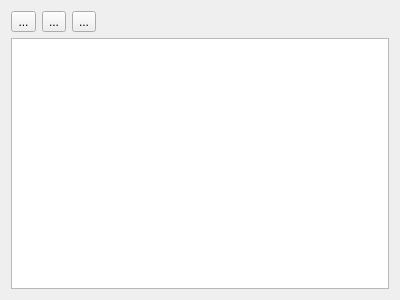
Qt form settings/settings.ui (drWebber/store-watcher) before a commit.
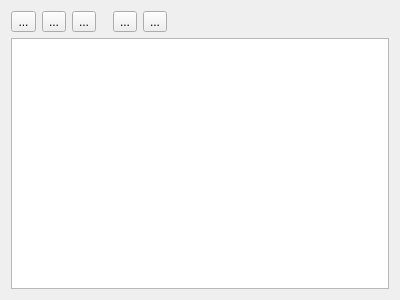
The same form after that commit.

```diff
--- a/settings/settings.ui
+++ b/settings/settings.ui
@@ -16,10 +16,33 @@
   <layout class="QGridLayout" name="gridLayout_2">
    <item row="0" column="0">
     <layout class="QGridLayout" name="gridLayout">
-     <item row="1" column="0" colspan="5">
-      <widget class="QTableView" name="tableView">
-       <property name="sortingEnabled">
-        <bool>true</bool>
+     <item row="0" column="3">
+      <spacer name="horizontalSpacer">
+       <property name="orientation">
+        <enum>Qt::Horizontal</enum>
+       </property>
+       <property name="sizeType">
+        <enum>QSizePolicy::Fixed</enum>
+       </property>
+       <property name="sizeHint" stdset="0">
+        <size>
+         <width>5</width>
+         <height>20</height>
+        </size>
+       </property>
+      </spacer>
+     </item>
+     <item row="0" column="5">
+      <widget class="QToolButton" name="btnUnSetFilter">
+       <property name="text">
+        <string>...</string>
+       </property>
+      </widget>
+     </item>
+     <item row="0" column="4">
+      <widget class="QToolButton" name="btnSetFilter">
+       <property name="text">
+        <string>...</string>
        </property>
       </widget>
      </item>
@@ -45,13 +68,6 @@
        </property>
       </widget>
      </item>
-     <item row="0" column="1">
-      <widget class="QToolButton" name="btnRemove">
-       <property name="text">
-        <string>...</string>
-       </property>
-      </widget>
-     </item>
      <item row="0" column="2">
       <widget class="QToolButton" name="btnEdit">
        <property name="text">
@@ -59,6 +75,20 @@
        </property>
       </widget>
      </item>
+     <item row="2" column="0" colspan="12">
+      <widget class="QTableView" name="tableView">
+       <property name="sortingEnabled">
+        <bool>true</bool>
+       </property>
+      </widget>
+     </item>
+     <item row="0" column="1">
+      <widget class="QToolButton" name="btnRemove">
+       <property name="text">
+        <string>...</string>
+       </property>
+      </widget>
+     </item>
     </layout>
    </item>
   </layout>
```
